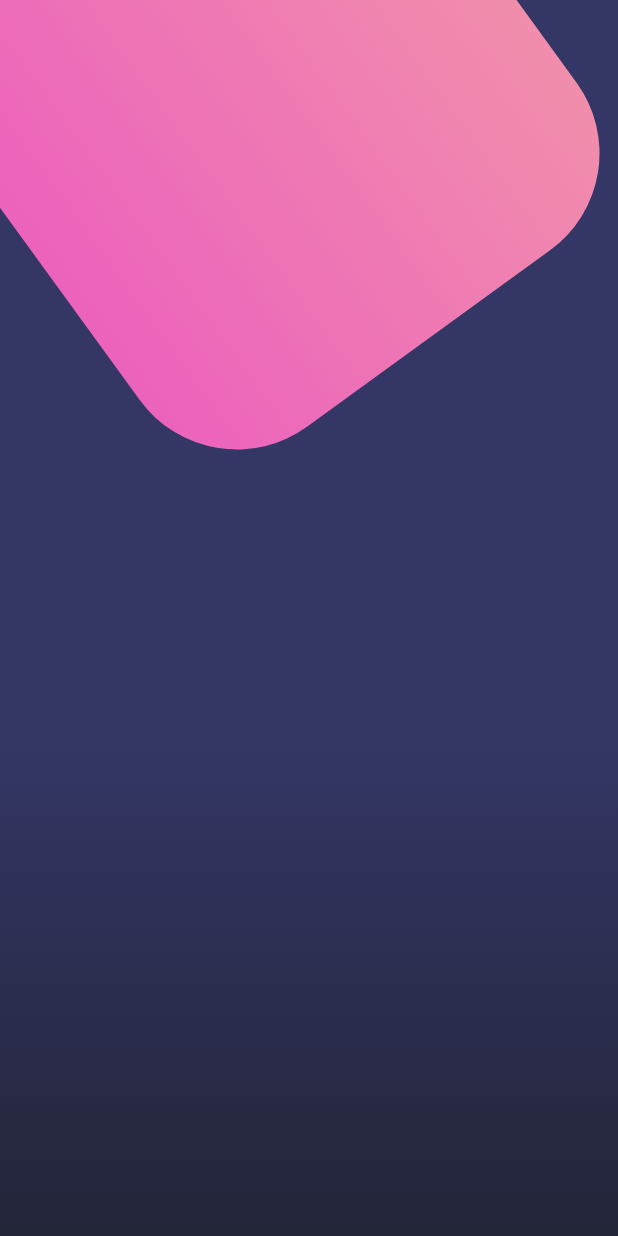
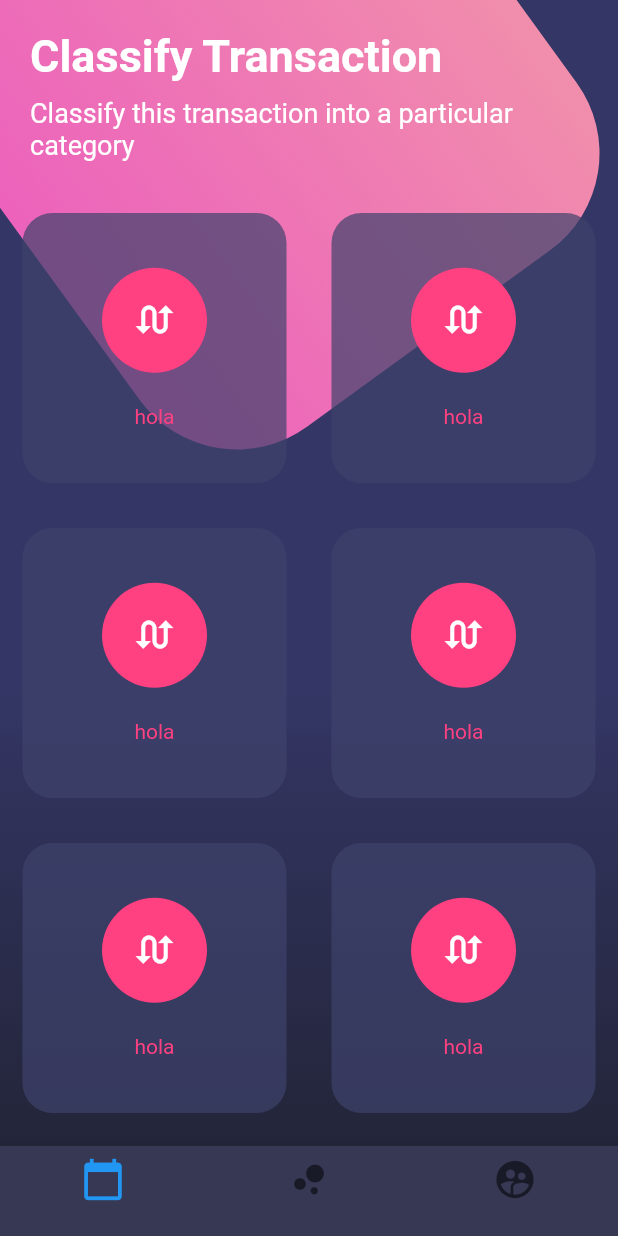
Before and after one commit to DanielReyesDev/FlutterUITraining, a Flutter app: the screen it shows after launch, on a phone screen of 412 x 824 dp. Run offline on Flutter 3.47's test engine with Material 2 defaults, Android fonts, the phone set to English and light mode, and no system bars.

Commit message:
working with Table class to create the tiles

```diff
--- a/lib/main.dart
+++ b/lib/main.dart
@@ -1,4 +1,5 @@
 import 'package:flutter/material.dart';
+import 'package:flutter/services.dart';
 import 'package:flutter_ui_training/src/pages/basic_page.dart';
 import 'package:flutter_ui_training/src/pages/scroll_page.dart';
 import 'package:flutter_ui_training/src/pages/tiles_page.dart';
@@ -10,6 +11,12 @@ class MyApp extends StatelessWidget {
   // This widget is the root of your application.
   @override
   Widget build(BuildContext context) {
+
+    // Status bar in white
+    SystemChrome.setSystemUIOverlayStyle(SystemUiOverlayStyle.light.copyWith(
+      statusBarColor: Colors.white
+    ));
+
     return MaterialApp(
       title: 'UI Training',
       initialRoute: 'tiles',
--- a/lib/src/pages/tiles_page.dart
+++ b/lib/src/pages/tiles_page.dart
@@ -9,8 +9,17 @@ class TilesPage extends StatelessWidget {
       body: Stack(
         children: <Widget>[
           _createBackground(),
+          SingleChildScrollView(
+            child: Column(
+              children: <Widget>[
+                _createTitles(),
+                _createTiles()
+              ],
+            ),
+          )
         ],
-      )
+      ),
+      bottomNavigationBar: _createBottomNavigationbar(context)
     );
   }
 
@@ -58,4 +67,96 @@ class TilesPage extends StatelessWidget {
     );
   }
 
+  Widget _createTitles() {
+    return SafeArea(
+      child: Container(
+        padding: EdgeInsets.symmetric(horizontal: 20.0, vertical: 20.0),
+        child: Column(
+          crossAxisAlignment: CrossAxisAlignment.start,
+          children: <Widget>[
+            Text("Classify Transaction", style: TextStyle(color: Colors.white, fontSize: 30.0, fontWeight: FontWeight.bold),),
+            SizedBox(height: 10.0,),
+            Text("Classify this transaction into a particular category", style: TextStyle(color: Colors.white, fontSize: 18.0),),
+
+          ],
+        ),
+      ),
+    );
+  }
+
+  Widget _createBottomNavigationbar(BuildContext context) {
+    return Theme(
+      data: Theme.of(context).copyWith(
+        canvasColor: Color.fromRGBO(55, 57, 84, 1.0),
+        primaryColor: Colors.pinkAccent,
+        textTheme: Theme.of(context).textTheme.copyWith(caption: TextStyle(color: Color.fromRGBO(116, 117, 152, 1.0)))
+      ),
+      child: BottomNavigationBar(
+        items: [
+          BottomNavigationBarItem(
+            icon: Icon(Icons.calendar_today, size: 30.0,),
+            title: Container()
+          ),
+          BottomNavigationBarItem(
+            icon: Icon(Icons.bubble_chart, size: 30.0,),
+            title: Container()
+          ),
+          BottomNavigationBarItem(
+            icon: Icon(Icons.supervised_user_circle, size: 30.0,),
+            title: Container()
+          )
+        ],
+      ),
+    );
+
+  }
+
+  Widget _createTiles() {
+    return Table(
+      children: [
+        TableRow(
+          children: [
+            _createTile(),
+            _createTile(),
+          ]
+        ),
+        TableRow(
+          children: [
+            _createTile(),
+            _createTile(),
+          ]
+        ),
+        TableRow(
+          children: [
+            _createTile(),
+            _createTile(),
+          ]
+        )
+      ],
+    );
+  }
+
+  Widget _createTile() {
+    return Container(
+      height: 180.0,
+      margin: EdgeInsets.all(15.0),
+      decoration: BoxDecoration(
+        color: Color.fromRGBO(62, 66, 107, 0.7),
+        borderRadius: BorderRadius.circular(20.0),
+      ),
+      child: Column(
+        mainAxisAlignment: MainAxisAlignment.spaceAround,
+        children: <Widget>[
+          SizedBox(height: 5.0,),
+          CircleAvatar(
+            backgroundColor: Colors.pinkAccent,
+            radius: 35.0,
+            child: Icon(Icons.swap_calls, color: Colors.white, size: 30.0,),
+          ),
+          Text("hola", style: TextStyle(color: Colors.pinkAccent),),
+          SizedBox(height: 5.0,),
+        ],
+      ),
+    );
+  }
 }
```
